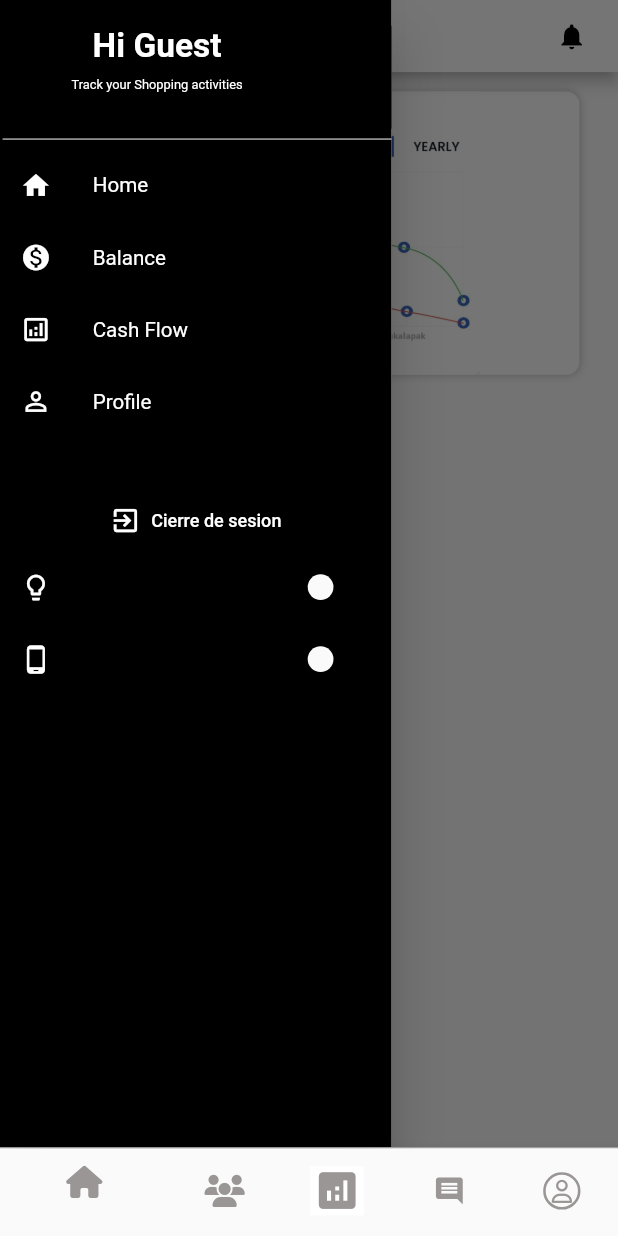
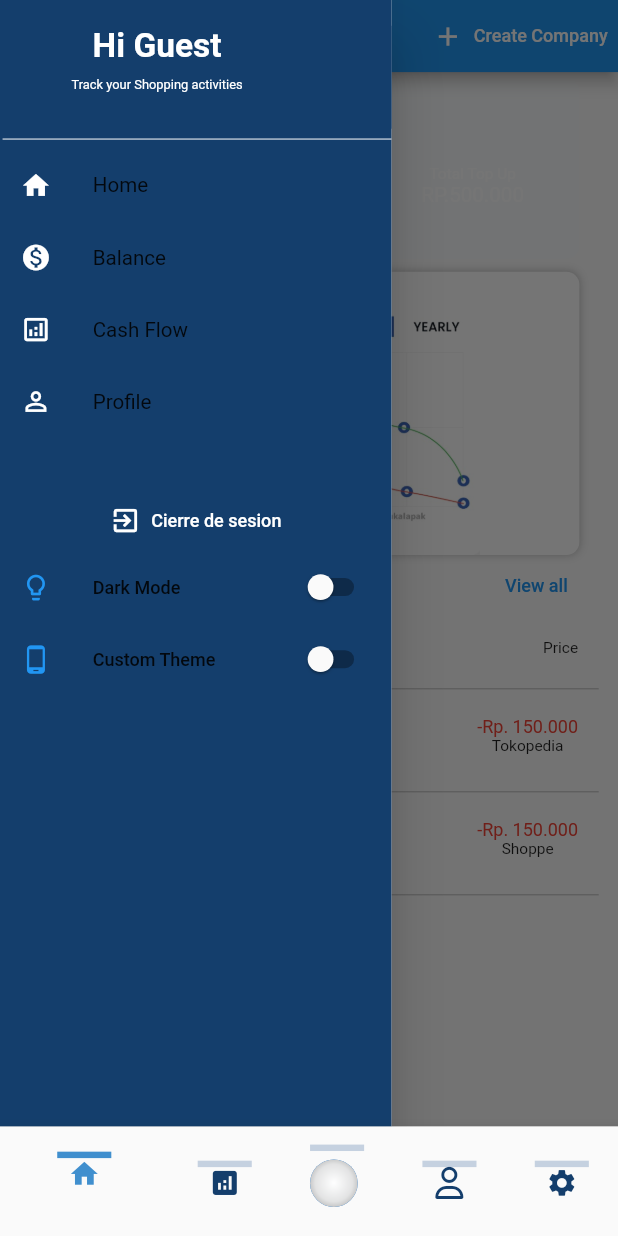
Before and after one commit to IMhat/flutter_keycloak, a Flutter app: the BottomBar screen opened by its route, with the side drawer open, on a phone screen of 412 x 824 dp. Run offline on Flutter 3.47's test engine with Material 2 defaults, Android fonts, the phone set to English and light mode, and no system bars; our stand-ins replace avatar_glow, expandable_text, flutter_secure_storage, flutter_tts, font_awesome_flutter, go_router and 5 more; missing offline and left inert: dart:ffi, flutter_appauth; accounts and stored records are empty; generated files the repository leaves out were written again.

Commit message:
add audio hakim - modificacion home

```diff
--- a/lib/screens/cashflow/cash_flow_screen.dart
+++ b/lib/screens/cashflow/cash_flow_screen.dart
@@ -50,7 +50,7 @@ class _CashFlowScreenState extends State<CashFlowScreen>
               child: Material(
                 color: Colors.white,
                 child: TabBar(
-                  indicatorColor: Color.fromARGB(255, 168, 172, 177),
+                  indicatorColor: const Color(0xff143E6C),
                   controller: controller,
                   labelColor: Colors.black,
                   unselectedLabelColor: Colors.grey,
--- a/lib/screens/home/home_screen.dart
+++ b/lib/screens/home/home_screen.dart
@@ -1,4 +1,6 @@
+import 'package:font_awesome_flutter/font_awesome_flutter.dart';
 import 'package:go_router/go_router.dart';
+import 'package:keycloakflutter/screens/hakim/screens/speech_screen.dart';
 import 'package:keycloakflutter/screens/home/widgets_home/analytic_card.dart';
 import 'package:keycloakflutter/screens/home/widgets_home/footer_home.dart';
 import 'package:keycloakflutter/screens/home/widgets_home/total_balance_card.dart';
@@ -11,19 +13,40 @@ import '../../widgets/custom_drawer.dart';
 class HomeScreen extends StatelessWidget {
   const HomeScreen({Key? key}) : super(key: key);
   static const String routeName = '/home';
+
+  Widget hakim(BuildContext context) {
+    return Container(
+        width: 250,
+        height: 50,
+        margin: EdgeInsets.symmetric(vertical: 20),
+        decoration: BoxDecoration(
+          borderRadius: BorderRadius.all(Radius.circular(10)),
+        ),
+        child: Row(
+          mainAxisAlignment: MainAxisAlignment.spaceBetween,
+          children: <Widget>[
+            FloatingActionButton(
+              backgroundColor: Color(0xff3b5998),
+              child: const Icon(FontAwesomeIcons.person),
+              onPressed: () {
+                Navigator.pushNamed(context, SpeechScreen.routeName);
+              },
+            ),
+          ],
+        ));
+  }
+
   @override
   Widget build(BuildContext context) {
     return Scaffold(
-        drawer: const Drawer(child: CustomDrawer()),
-        appBar: AppBar(
-          centerTitle: true,
-          iconTheme: IconThemeData(color: Color.fromARGB(255, 0, 0, 0)),
-          backgroundColor: Colors.white,
-          actions: [
+      drawer: const Drawer(
+        child: CustomDrawer(),
+      ),
+      appBar: AppBar(actions: [
         TextButton.icon(
           icon: const Icon(
-                Icons.notifications,
-                color: Color.fromARGB(255, 0, 0, 0),
+            Icons.add,
+            color: Colors.white,
           ),
           onPressed: () {
             // Navigator.pushNamed(
@@ -33,36 +56,48 @@ class HomeScreen extends StatelessWidget {
             context.go('/crear-empresas');
           },
           label: const Text(
-                //'Create Company',
-                '',
-                style: TextStyle(color: Color.fromARGB(255, 0, 0, 0)),
+            'Create Company',
+            style: TextStyle(color: Colors.white),
           ),
         )
-          ],
-          //title: const Text('TheCocreator'),
-          title: const Text('TheCocreator',
-              style: TextStyle(color: Color.fromARGB(255, 0, 0, 0))),
+      ], title: Text('Hi User')
+
           //actions: const [IaIcon()],
           ),
       body: SingleChildScrollView(
         child: Center(
           child: Column(
             children: const [
-
               SizedBox(
-                  height: 15,
+                height: 5,
               ),
-                 /*
               TotalBalance(),
               SizedBox(
                 height: 10,
               ),
-                */
               AnalyticCard(),
-                //FooterHome(),
+              FooterHome(),
+              // Container(
+              //     width: 250,
+              //     height: 50,
+              //     alignment: Alignment.bottomRight,
+              //     decoration: BoxDecoration(
+              //       borderRadius: BorderRadius.all(Radius.circular(10)),
+              //     ),
+              //     child: SizedBox(
+              //       // mainAxisAlignment: MainAxisAlignment.spaceBetween,
+              //       child: FloatingActionButton(
+              //         backgroundColor: Color.fromARGB(255, 155, 155, 155),
+              //         child: const Icon(FontAwesomeIcons.circle),
+              //         onPressed: () {
+              //           Navigator.pushNamed(context, SpeechScreen.routeName);
+              //         },
+              //       ),
+              //     ))
             ],
           ),
         ),
-        ));
+      ),
+    );
   }
 }
--- a/lib/screens/home/widgets_home/total_balance_card.dart
+++ b/lib/screens/home/widgets_home/total_balance_card.dart
@@ -11,7 +11,7 @@ class TotalBalance extends StatelessWidget {
       width: 420,
       height: 140,
       decoration: BoxDecoration(
-        color: AppTheme.primary,
+        color: Color.fromARGB(255, 249, 251, 252),
         borderRadius: BorderRadius.circular(10),
       ),
       child: Column(
@@ -22,7 +22,7 @@ class TotalBalance extends StatelessWidget {
           const Text(
             'Total Balance',
             style: TextStyle(
-                color: Colors.white, fontSize: 16, fontWeight: FontWeight.w500),
+                color: Color.fromARGB(255, 116, 167, 202), fontSize: 16, fontWeight: FontWeight.w500),
           ),
           const SizedBox(
             height: 10,
--- a/lib/screens/questions/lenguaje.dart
+++ b/lib/screens/questions/lenguaje.dart
@@ -28,7 +28,6 @@ class LenguajeScreen extends StatelessWidget {
   final List<PickerItem> paymentModes = [
     PickerItem("English", 'assets/English.jpg'),
     PickerItem("Spanish", 'assets/Spanish.png'),
-    PickerItem("French", 'assets/French.png'),
   ];
 
   @override
--- a/lib/widgets/bottom_bar.dart
+++ b/lib/widgets/bottom_bar.dart
@@ -1,3 +1,4 @@
+import 'package:keycloakflutter/screens/hakim/screens/speech_screen.dart';
 import 'package:keycloakflutter/social%20media/social_screen.dart';
 import 'package:keycloakflutter/theme/app_theme.dart';
 import 'package:keycloakflutter/widgets/ia.dart';
@@ -5,7 +6,7 @@ import 'package:flutter/material.dart';
 import 'package:font_awesome_flutter/font_awesome_flutter.dart';
 import '../screens/cashflow/cash_flow_screen.dart';
 import '../screens/home/home_screen.dart';
-
+import '../screens/hakim/ia_screen.dart';
 import 'global_variables.dart';
 
 class BottomBar extends StatefulWidget {
@@ -23,9 +24,10 @@ class _BottomBarState extends State<BottomBar> {
 
   List<Widget> pages = [
     const HomeScreen(),
+    const CashFlowScreen(),
+    // const IaScreen(),
+    const SpeechScreen(),
     const SocialScreen(),
-    const CashFlowScreen(),
-
     // const ProfileScreen(),
     const HomeScreen(),
   ];
@@ -43,12 +45,7 @@ class _BottomBarState extends State<BottomBar> {
 
     return Scaffold(
       body: pages[_page],
-        bottomNavigationBar: Container(
-          decoration: BoxDecoration(
-              border: Border(
-                  top: BorderSide(
-                      color: Color.fromARGB(255, 155, 153, 153), width: 1.0))),
-          child: BottomNavigationBar(
+      bottomNavigationBar: BottomNavigationBar(
         currentIndex: _page,
         selectedItemColor: GlobalVariables.selectedNavBarColor,
         unselectedItemColor: AppTheme.primary,
@@ -59,27 +56,40 @@ class _BottomBarState extends State<BottomBar> {
           BottomNavigationBarItem(
             icon: Container(
               width: bottomNavBarWidth,
-                  /*
               decoration: BoxDecoration(
                 border: Border(
                   top: BorderSide(
                     color: _page == 0
+                        ? GlobalVariables.selectedNavBarColor
+                        : Color.fromARGB(255, 231, 235, 239),
+                    width: bottomNavBarBorderWidth,
+                  ),
+                ),
+              ),
+              child: const Icon(Icons.home),
+            ),
+            label: '',
+          ),
+          BottomNavigationBarItem(
+            icon: Container(
+              width: bottomNavBarWidth,
+              decoration: BoxDecoration(
+                border: Border(
+                  top: BorderSide(
+                    color: _page == 1
                         ? GlobalVariables.selectedNavBarColor
                         : GlobalVariables.backgroundColor,
                     width: bottomNavBarBorderWidth,
                   ),
                 ),
               ),
-                  */
-                  child: const Icon(FontAwesomeIcons.home,
-                      color: Color.fromARGB(255, 155, 150, 150)),
+              child: const Icon(Icons.analytics),
             ),
             label: '',
           ),
           BottomNavigationBarItem(
             icon: Container(
               width: bottomNavBarWidth,
-                  /*
               decoration: BoxDecoration(
                 border: Border(
                   top: BorderSide(
@@ -90,38 +100,29 @@ class _BottomBarState extends State<BottomBar> {
                   ),
                 ),
               ),
-                  */
-                  //child: const IaIcon(),
-                  child: const Icon(FontAwesomeIcons.users,
-                      color: Color.fromARGB(255, 155, 150, 150)),
+              child: const IaIcon(),
             ),
             label: '',
           ),
           BottomNavigationBarItem(
             icon: Container(
                 width: bottomNavBarWidth,
-                  /*
                 decoration: BoxDecoration(
                   border: Border(
                     top: BorderSide(
-                        color: _page == 1
+                      color: _page == 3
                           ? GlobalVariables.selectedNavBarColor
                           : GlobalVariables.backgroundColor,
                       width: bottomNavBarBorderWidth,
                     ),
                   ),
                 ),
-                  */
-                  color: Colors.white,
-                  child: const Icon(Icons.analytics,
-                      color: Color.fromARGB(255, 155, 150, 150), size: 38.0),
-                ),
+                child: const Icon(FontAwesomeIcons.user)),
             label: '',
           ),
           BottomNavigationBarItem(
             icon: Container(
                 width: bottomNavBarWidth,
-                    /*
                 decoration: BoxDecoration(
                   border: Border(
                     top: BorderSide(
@@ -132,39 +133,11 @@ class _BottomBarState extends State<BottomBar> {
                     ),
                   ),
                 ),
-                    */
-                    child: const Icon(Icons.comment,
-                        color: Color.fromARGB(255, 155, 150, 150))),
+                child: const Icon(Icons.settings)),
             label: '',
           ),
-              BottomNavigationBarItem(
-                icon: Container(
-                    //width: bottomNavBarWidth,
-                    height: 29.0,
-                    width: 29.0,
-                    /*
-                    decoration: BoxDecoration(
-                      border: Border(
-                        top: BorderSide(
-                          color: _page == 3
-                              ? GlobalVariables.selectedNavBarColor
-                              : GlobalVariables.backgroundColor,
-                          width: bottomNavBarBorderWidth,
-                        ),
-                      ),
-                    ),
-                    */
-                    decoration: BoxDecoration(
-                      borderRadius: BorderRadius.circular(20),
-                      border: Border.all(
-                          width: 2, color: Color.fromARGB(255, 155, 150, 150)),
-                    ),
-                    child: const Icon(FontAwesomeIcons.user,
-                        size: 18.0, color: Color.fromARGB(255, 155, 150, 150))),
-                label: '',
-              )
         ],
       ),
-        ));
+    );
   }
 }
--- a/lib/widgets/custom_drawer.dart
+++ b/lib/widgets/custom_drawer.dart
@@ -16,14 +16,14 @@ class CustomDrawer extends StatelessWidget {
     // final authService = Provider.of<AuthService>(context, listen: false);
     final AuthService authService = AuthService();
     return Scaffold(
-      backgroundColor: Color.fromARGB(255, 0, 0, 0),
+      backgroundColor: AppTheme.primary,
       body: ListView(
         children: [
           Container(
             margin: const EdgeInsets.only(top: 20),
             width: double.infinity,
             height: 80,
-            color: Color.fromARGB(255, 0, 0, 0),
+            color: AppTheme.primary,
             child: Container(
               margin: const EdgeInsets.only(right: 60),
               child: Column(
@@ -58,7 +58,7 @@ class CustomDrawer extends StatelessWidget {
           ListTile(
             title: const Text(
               'Home',
-              style: TextStyle(fontSize: 16, fontWeight: FontWeight.w400, color: Colors.white),
+              style: TextStyle(fontSize: 16, fontWeight: FontWeight.w400),
             ),
             leading: const Icon(
               Icons.home,
@@ -74,7 +74,7 @@ class CustomDrawer extends StatelessWidget {
           ListTile(
             title: const Text(
               'Balance',
-              style: TextStyle(fontSize: 16, fontWeight: FontWeight.w400, color: Colors.white),
+              style: TextStyle(fontSize: 16, fontWeight: FontWeight.w400),
             ),
             leading: const Icon(
               Icons.monetization_on,
@@ -90,7 +90,7 @@ class CustomDrawer extends StatelessWidget {
           ListTile(
             title: const Text(
               'Cash Flow',
-              style: TextStyle(fontSize: 16, fontWeight: FontWeight.w400, color: Colors.white),
+              style: TextStyle(fontSize: 16, fontWeight: FontWeight.w400),
             ),
             leading: const Icon(
               Icons.analytics_outlined,
@@ -106,7 +106,7 @@ class CustomDrawer extends StatelessWidget {
           ListTile(
             title: const Text(
               'Profile',
-              style: TextStyle(fontSize: 16, fontWeight: FontWeight.w400, color: Colors.white),
+              style: TextStyle(fontSize: 16, fontWeight: FontWeight.w400),
             ),
             leading: const Icon(
               Icons.person_outline,
--- a/lib/widgets/switch_dark_mode.dart
+++ b/lib/widgets/switch_dark_mode.dart
@@ -15,7 +15,7 @@ class SwitchDarkMode extends StatelessWidget {
         ListTile(
           leading: const Icon(
             Icons.lightbulb_outline,
-            color: Color.fromARGB(255, 255, 255, 255),
+            color: Colors.blue,
           ),
           title: const Text('Dark Mode'),
           trailing: Switch.adaptive(
@@ -26,7 +26,7 @@ class SwitchDarkMode extends StatelessWidget {
         ListTile(
           leading: const Icon(
             Icons.phone_android,
-            color: Color.fromARGB(255, 255, 255, 255),
+            color: Colors.blue,
           ),
           title: const Text('Custom Theme'),
           trailing: Switch.adaptive(
```
Also changed, not shown: lib/screens/hakim/controllers/api_services.dart (+12 -6 lines), lib/screens/questions/ia.dart (+26 -2 lines), lib/screens/questions/question1.dart (+22 -2 lines), lib/screens/questions/question2.dart (+25 -7 lines), assets/home.jpeg (deleted). Lines whose indentation alone changed are shown as unchanged.
